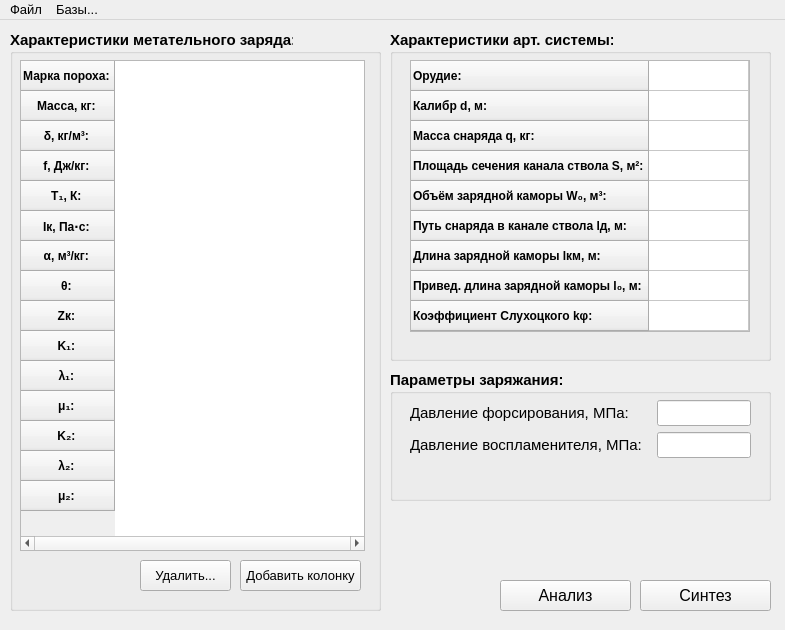
Qt form GUI/MainWindow/init.ui (sabbraxcaddabra/IntBalOptimization) before a commit.
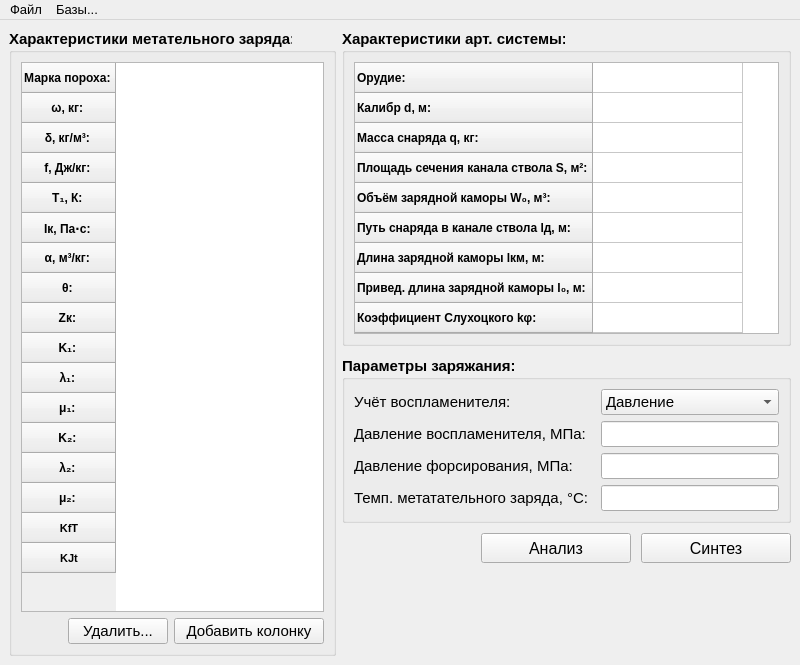
The same form after that commit.

The edit to the form file:
```diff
--- a/GUI/MainWindow/init.ui
+++ b/GUI/MainWindow/init.ui
@@ -9,28 +9,92 @@
    <rect>
     <x>0</x>
     <y>0</y>
-    <width>785</width>
-    <height>630</height>
+    <width>794</width>
+    <height>665</height>
    </rect>
   </property>
   <property name="sizePolicy">
-   <sizepolicy hsizetype="Fixed" vsizetype="Fixed">
+   <sizepolicy hsizetype="Preferred" vsizetype="Preferred">
     <horstretch>0</horstretch>
     <verstretch>0</verstretch>
    </sizepolicy>
   </property>
   <property name="minimumSize">
    <size>
-    <width>785</width>
-    <height>630</height>
+    <width>0</width>
+    <height>665</height>
    </size>
   </property>
   <property name="maximumSize">
    <size>
-    <width>785</width>
-    <height>630</height>
+    <width>16777215</width>
+    <height>16777215</height>
    </size>
   </property>
+  <property name="palette">
+   <palette>
+    <active>
+     <colorrole role="Highlight">
+      <brush brushstyle="SolidPattern">
+       <color alpha="255">
+        <red>223</red>
+        <green>223</green>
+        <blue>223</blue>
+       </color>
+      </brush>
+     </colorrole>
+     <colorrole role="HighlightedText">
+      <brush brushstyle="SolidPattern">
+       <color alpha="255">
+        <red>0</red>
+        <green>0</green>
+        <blue>0</blue>
+       </color>
+      </brush>
+     </colorrole>
+    </active>
+    <inactive>
+     <colorrole role="Highlight">
+      <brush brushstyle="SolidPattern">
+       <color alpha="255">
+        <red>223</red>
+        <green>223</green>
+        <blue>223</blue>
+       </color>
+      </brush>
+     </colorrole>
+     <colorrole role="HighlightedText">
+      <brush brushstyle="SolidPattern">
+       <color alpha="255">
+        <red>0</red>
+        <green>0</green>
+        <blue>0</blue>
+       </color>
+      </brush>
+     </colorrole>
+    </inactive>
+    <disabled>
+     <colorrole role="Highlight">
+      <brush brushstyle="SolidPattern">
+       <color alpha="255">
+        <red>0</red>
+        <green>120</green>
+        <blue>215</blue>
+       </color>
+      </brush>
+     </colorrole>
+     <colorrole role="HighlightedText">
+      <brush brushstyle="SolidPattern">
+       <color alpha="255">
+        <red>0</red>
+        <green>0</green>
+        <blue>0</blue>
+       </color>
+      </brush>
+     </colorrole>
+    </disabled>
+   </palette>
+  </property>
   <property name="font">
    <font>
     <pointsize>8</pointsize>
@@ -40,375 +104,14 @@
    <string>Программа кафедры Е3 - BallOptimize</string>
   </property>
   <widget class="QWidget" name="centralwidget">
-   <widget class="QPushButton" name="butt_anal">
-    <property name="geometry">
-     <rect>
-      <x>500</x>
-      <y>560</y>
-      <width>131</width>
-      <height>31</height>
-     </rect>
-    </property>
-    <property name="font">
-     <font>
-      <pointsize>12</pointsize>
-     </font>
-    </property>
-    <property name="text">
-     <string>Анализ</string>
-    </property>
-   </widget>
-   <widget class="QPushButton" name="butt_synth">
-    <property name="geometry">
-     <rect>
-      <x>640</x>
-      <y>560</y>
-      <width>131</width>
-      <height>31</height>
-     </rect>
-    </property>
-    <property name="font">
-     <font>
-      <pointsize>12</pointsize>
-     </font>
-    </property>
-    <property name="text">
-     <string>Синтез</string>
-    </property>
-   </widget>
-   <widget class="QGroupBox" name="groupBox_2">
-    <property name="geometry">
-     <rect>
-      <x>10</x>
-      <y>10</y>
-      <width>371</width>
-      <height>581</height>
-     </rect>
-    </property>
-    <property name="font">
-     <font>
-      <pointsize>11</pointsize>
-      <weight>75</weight>
-      <italic>false</italic>
-      <bold>true</bold>
-     </font>
-    </property>
-    <property name="title">
-     <string>Характеристики метательного заряда:</string>
-    </property>
-    <widget class="QTableWidget" name="tableInitPowders">
-     <property name="geometry">
-      <rect>
-       <x>10</x>
-       <y>30</y>
-       <width>345</width>
-       <height>491</height>
-      </rect>
-     </property>
-     <property name="minimumSize">
-      <size>
-       <width>345</width>
-       <height>491</height>
-      </size>
-     </property>
-     <property name="maximumSize">
-      <size>
-       <width>345</width>
-       <height>491</height>
-      </size>
-     </property>
-     <property name="font">
-      <font>
-       <pointsize>9</pointsize>
-       <weight>50</weight>
-       <bold>false</bold>
-      </font>
-     </property>
-     <property name="focusPolicy">
-      <enum>Qt::NoFocus</enum>
-     </property>
-     <property name="verticalScrollBarPolicy">
-      <enum>Qt::ScrollBarAlwaysOff</enum>
-     </property>
-     <property name="horizontalScrollBarPolicy">
-      <enum>Qt::ScrollBarAlwaysOn</enum>
-     </property>
-     <property name="autoScrollMargin">
+   <layout class="QGridLayout" name="gridLayout">
+    <item row="0" column="1">
+     <layout class="QVBoxLayout" name="verticalLayout_2">
+      <property name="spacing">
       <number>10</number>
      </property>
-     <property name="alternatingRowColors">
-      <bool>false</bool>
-     </property>
-     <property name="textElideMode">
-      <enum>Qt::ElideRight</enum>
-     </property>
-     <attribute name="horizontalHeaderVisible">
-      <bool>true</bool>
-     </attribute>
-     <attribute name="verticalHeaderMinimumSectionSize">
-      <number>30</number>
-     </attribute>
-     <row>
-      <property name="text">
-       <string>Марка пороха: </string>
-      </property>
-      <property name="font">
-       <font>
-        <weight>75</weight>
-        <bold>true</bold>
-       </font>
-      </property>
-      <property name="textAlignment">
-       <set>AlignCenter</set>
-      </property>
-     </row>
-     <row>
-      <property name="text">
-       <string>Масса, кг: </string>
-      </property>
-      <property name="font">
-       <font>
-        <weight>75</weight>
-        <bold>true</bold>
-       </font>
-      </property>
-      <property name="textAlignment">
-       <set>AlignCenter</set>
-      </property>
-     </row>
-     <row>
-      <property name="text">
-       <string>δ, кг/м³: </string>
-      </property>
-      <property name="font">
-       <font>
-        <weight>75</weight>
-        <bold>true</bold>
-       </font>
-      </property>
-      <property name="textAlignment">
-       <set>AlignCenter</set>
-      </property>
-     </row>
-     <row>
-      <property name="text">
-       <string>f, Дж/кг: </string>
-      </property>
-      <property name="font">
-       <font>
-        <weight>75</weight>
-        <bold>true</bold>
-       </font>
-      </property>
-      <property name="textAlignment">
-       <set>AlignCenter</set>
-      </property>
-     </row>
-     <row>
-      <property name="text">
-       <string>T₁, К: </string>
-      </property>
-      <property name="font">
-       <font>
-        <weight>75</weight>
-        <bold>true</bold>
-       </font>
-      </property>
-      <property name="textAlignment">
-       <set>AlignCenter</set>
-      </property>
-     </row>
-     <row>
-      <property name="text">
-       <string>Iк, Па⋅с: </string>
-      </property>
-      <property name="font">
-       <font>
-        <weight>75</weight>
-        <bold>true</bold>
-       </font>
-      </property>
-      <property name="textAlignment">
-       <set>AlignCenter</set>
-      </property>
-     </row>
-     <row>
-      <property name="text">
-       <string>α, м³/кг: </string>
-      </property>
-      <property name="font">
-       <font>
-        <weight>75</weight>
-        <bold>true</bold>
-       </font>
-      </property>
-      <property name="textAlignment">
-       <set>AlignCenter</set>
-      </property>
-     </row>
-     <row>
-      <property name="text">
-       <string>θ: </string>
-      </property>
-      <property name="font">
-       <font>
-        <weight>75</weight>
-        <bold>true</bold>
-       </font>
-      </property>
-      <property name="textAlignment">
-       <set>AlignCenter</set>
-      </property>
-     </row>
-     <row>
-      <property name="text">
-       <string>Zк: </string>
-      </property>
-      <property name="font">
-       <font>
-        <weight>75</weight>
-        <bold>true</bold>
-       </font>
-      </property>
-      <property name="textAlignment">
-       <set>AlignCenter</set>
-      </property>
-     </row>
-     <row>
-      <property name="text">
-       <string>Κ₁: </string>
-      </property>
-      <property name="font">
-       <font>
-        <weight>75</weight>
-        <bold>true</bold>
-       </font>
-      </property>
-      <property name="textAlignment">
-       <set>AlignCenter</set>
-      </property>
-     </row>
-     <row>
-      <property name="text">
-       <string>λ₁: </string>
-      </property>
-      <property name="font">
-       <font>
-        <weight>75</weight>
-        <bold>true</bold>
-       </font>
-      </property>
-      <property name="textAlignment">
-       <set>AlignCenter</set>
-      </property>
-     </row>
-     <row>
-      <property name="text">
-       <string>μ₁: </string>
-      </property>
-      <property name="font">
-       <font>
-        <weight>75</weight>
-        <bold>true</bold>
-       </font>
-      </property>
-      <property name="textAlignment">
-       <set>AlignCenter</set>
-      </property>
-     </row>
-     <row>
-      <property name="text">
-       <string>Κ₂: </string>
-      </property>
-      <property name="font">
-       <font>
-        <weight>75</weight>
-        <bold>true</bold>
-       </font>
-      </property>
-      <property name="textAlignment">
-       <set>AlignCenter</set>
-      </property>
-     </row>
-     <row>
-      <property name="text">
-       <string>λ₂: </string>
-      </property>
-      <property name="font">
-       <font>
-        <weight>75</weight>
-        <bold>true</bold>
-       </font>
-      </property>
-      <property name="textAlignment">
-       <set>AlignCenter</set>
-      </property>
-     </row>
-     <row>
-      <property name="text">
-       <string>μ₂: </string>
-      </property>
-      <property name="font">
-       <font>
-        <weight>75</weight>
-        <bold>true</bold>
-       </font>
-      </property>
-      <property name="textAlignment">
-       <set>AlignCenter</set>
-      </property>
-     </row>
-    </widget>
-    <widget class="QPushButton" name="butt_del">
-     <property name="geometry">
-      <rect>
-       <x>130</x>
-       <y>530</y>
-       <width>91</width>
-       <height>31</height>
-      </rect>
-     </property>
-     <property name="font">
-      <font>
-       <pointsize>10</pointsize>
-       <weight>50</weight>
-       <bold>false</bold>
-      </font>
-     </property>
-     <property name="text">
-      <string>Удалить...</string>
-     </property>
-    </widget>
-    <widget class="QPushButton" name="butt_add">
-     <property name="geometry">
-      <rect>
-       <x>230</x>
-       <y>530</y>
-       <width>121</width>
-       <height>31</height>
-      </rect>
-     </property>
-     <property name="font">
-      <font>
-       <pointsize>10</pointsize>
-       <weight>50</weight>
-       <bold>false</bold>
-      </font>
-     </property>
-     <property name="text">
-      <string>Добавить колонку</string>
-     </property>
-    </widget>
-   </widget>
+      <item>
    <widget class="QGroupBox" name="groupBox_3">
-    <property name="geometry">
-     <rect>
-      <x>390</x>
-      <y>10</y>
-      <width>381</width>
-      <height>331</height>
-     </rect>
-    </property>
     <property name="font">
      <font>
       <pointsize>11</pointsize>
@@ -419,25 +122,25 @@
     <property name="title">
      <string>Характеристики арт. системы:</string>
     </property>
+        <layout class="QVBoxLayout" name="verticalLayout_3">
+         <item>
     <widget class="QTableWidget" name="tableInitArtSys">
-     <property name="geometry">
-      <rect>
-       <x>20</x>
-       <y>30</y>
-       <width>340</width>
-       <height>272</height>
-      </rect>
+           <property name="sizePolicy">
+            <sizepolicy hsizetype="Minimum" vsizetype="Minimum">
+             <horstretch>0</horstretch>
+             <verstretch>0</verstretch>
+            </sizepolicy>
      </property>
      <property name="minimumSize">
       <size>
-       <width>340</width>
+             <width>425</width>
        <height>272</height>
       </size>
      </property>
      <property name="maximumSize">
       <size>
-       <width>340</width>
-       <height>272</height>
+             <width>16777215</width>
+             <height>16777215</height>
       </size>
      </property>
      <property name="font">
@@ -459,6 +162,9 @@
      <property name="verticalScrollBarPolicy">
       <enum>Qt::ScrollBarAsNeeded</enum>
      </property>
+           <property name="sizeAdjustPolicy">
+            <enum>QAbstractScrollArea::AdjustIgnored</enum>
+           </property>
      <property name="autoScrollMargin">
       <number>10</number>
      </property>
@@ -466,7 +172,10 @@
       <bool>false</bool>
      </attribute>
      <attribute name="horizontalHeaderDefaultSectionSize">
-      <number>100</number>
+            <number>150</number>
+           </attribute>
+           <attribute name="horizontalHeaderHighlightSections">
+            <bool>true</bool>
      </attribute>
      <attribute name="horizontalHeaderMinimumSectionSize">
       <number>30</number>
@@ -657,16 +366,12 @@
       </property>
      </item>
     </widget>
-   </widget>
+         </item>
+        </layout>
+       </widget>
+      </item>
+      <item>
    <widget class="QGroupBox" name="groupBox">
-    <property name="geometry">
-     <rect>
-      <x>390</x>
-      <y>350</y>
-      <width>381</width>
-      <height>131</height>
-     </rect>
-    </property>
     <property name="font">
      <font>
       <pointsize>11</pointsize>
@@ -677,36 +382,26 @@
     <property name="title">
      <string>Параметры заряжания:</string>
     </property>
-    <widget class="QWidget" name="formLayoutWidget">
-     <property name="geometry">
-      <rect>
-       <x>20</x>
-       <y>30</y>
-       <width>341</width>
-       <height>80</height>
-      </rect>
-     </property>
-     <layout class="QFormLayout" name="formLayout">
-      <item row="0" column="1">
-       <widget class="QLineEdit" name="val_PressForc">
+        <layout class="QVBoxLayout" name="verticalLayout_4">
+         <item>
+          <layout class="QHBoxLayout" name="horizontalLayout_3">
+           <item>
+            <layout class="QVBoxLayout" name="verticalLayout_6">
+             <item>
+              <widget class="QLabel" name="label_regIgnit">
         <property name="font">
          <font>
+                 <pointsize>11</pointsize>
           <weight>50</weight>
           <bold>false</bold>
          </font>
         </property>
         <property name="text">
-         <string/>
-        </property>
-        <property name="maxLength">
-         <number>11</number>
-        </property>
-        <property name="alignment">
-         <set>Qt::AlignCenter</set>
+                <string>Учёт воспламенителя:</string>
         </property>
        </widget>
       </item>
-      <item row="1" column="0">
+             <item>
        <widget class="QLabel" name="label_PressIgnit">
         <property name="font">
          <font>
@@ -720,23 +415,7 @@
         </property>
        </widget>
       </item>
-      <item row="1" column="1">
-       <widget class="QLineEdit" name="val_PressIgnit">
-        <property name="font">
-         <font>
-          <weight>50</weight>
-          <bold>false</bold>
-         </font>
-        </property>
-        <property name="maxLength">
-         <number>11</number>
-        </property>
-        <property name="alignment">
-         <set>Qt::AlignCenter</set>
-        </property>
-       </widget>
-      </item>
-      <item row="0" column="0">
+             <item>
        <widget class="QLabel" name="label_PressForc">
         <property name="font">
          <font>
@@ -750,16 +429,628 @@
         </property>
        </widget>
       </item>
-     </layout>
-    </widget>
-   </widget>
+             <item>
+              <widget class="QLabel" name="label_Temp">
+               <property name="font">
+                <font>
+                 <pointsize>11</pointsize>
+                 <weight>50</weight>
+                 <bold>false</bold>
+                </font>
+               </property>
+               <property name="text">
+                <string>Темп. метатательного заряда, °С: </string>
+               </property>
+              </widget>
+             </item>
+            </layout>
+           </item>
+           <item>
+            <layout class="QVBoxLayout" name="verticalLayout_5">
+             <item>
+              <widget class="QComboBox" name="combo_regIgnit">
+               <property name="sizePolicy">
+                <sizepolicy hsizetype="Minimum" vsizetype="Fixed">
+                 <horstretch>0</horstretch>
+                 <verstretch>0</verstretch>
+                </sizepolicy>
+               </property>
+               <property name="minimumSize">
+                <size>
+                 <width>0</width>
+                 <height>0</height>
+                </size>
+               </property>
+               <property name="maximumSize">
+                <size>
+                 <width>16777215</width>
+                 <height>16777215</height>
+                </size>
+               </property>
+               <property name="font">
+                <font>
+                 <weight>50</weight>
+                 <bold>false</bold>
+                </font>
+               </property>
+               <item>
+                <property name="text">
+                 <string>Давление</string>
+                </property>
+               </item>
+               <item>
+                <property name="text">
+                 <string>Масса</string>
+                </property>
+               </item>
+              </widget>
+             </item>
+             <item>
+              <widget class="QLineEdit" name="val_PressIgnit">
+               <property name="sizePolicy">
+                <sizepolicy hsizetype="Minimum" vsizetype="Fixed">
+                 <horstretch>0</horstretch>
+                 <verstretch>0</verstretch>
+                </sizepolicy>
+               </property>
+               <property name="minimumSize">
+                <size>
+                 <width>0</width>
+                 <height>0</height>
+                </size>
+               </property>
+               <property name="maximumSize">
+                <size>
+                 <width>16777215</width>
+                 <height>16777215</height>
+                </size>
+               </property>
+               <property name="font">
+                <font>
+                 <weight>50</weight>
+                 <bold>false</bold>
+                </font>
+               </property>
+               <property name="text">
+                <string/>
+               </property>
+               <property name="maxLength">
+                <number>11</number>
+               </property>
+               <property name="alignment">
+                <set>Qt::AlignCenter</set>
+               </property>
+              </widget>
+             </item>
+             <item>
+              <widget class="QLineEdit" name="val_PressForc">
+               <property name="sizePolicy">
+                <sizepolicy hsizetype="Minimum" vsizetype="Fixed">
+                 <horstretch>0</horstretch>
+                 <verstretch>0</verstretch>
+                </sizepolicy>
+               </property>
+               <property name="minimumSize">
+                <size>
+                 <width>0</width>
+                 <height>0</height>
+                </size>
+               </property>
+               <property name="maximumSize">
+                <size>
+                 <width>16777215</width>
+                 <height>16777215</height>
+                </size>
+               </property>
+               <property name="font">
+                <font>
+                 <weight>50</weight>
+                 <bold>false</bold>
+                </font>
+               </property>
+               <property name="text">
+                <string/>
+               </property>
+               <property name="maxLength">
+                <number>11</number>
+               </property>
+               <property name="alignment">
+                <set>Qt::AlignCenter</set>
+               </property>
+              </widget>
+             </item>
+             <item>
+              <widget class="QLineEdit" name="val_Temp">
+               <property name="sizePolicy">
+                <sizepolicy hsizetype="Minimum" vsizetype="Fixed">
+                 <horstretch>0</horstretch>
+                 <verstretch>0</verstretch>
+                </sizepolicy>
+               </property>
+               <property name="maximumSize">
+                <size>
+                 <width>16777215</width>
+                 <height>16777215</height>
+                </size>
+               </property>
+               <property name="font">
+                <font>
+                 <weight>50</weight>
+                 <bold>false</bold>
+                </font>
+               </property>
+               <property name="text">
+                <string/>
+               </property>
+               <property name="maxLength">
+                <number>11</number>
+               </property>
+               <property name="alignment">
+                <set>Qt::AlignCenter</set>
+               </property>
+              </widget>
+             </item>
+            </layout>
+           </item>
+          </layout>
+         </item>
+        </layout>
+       </widget>
+      </item>
+      <item>
+       <layout class="QHBoxLayout" name="horizontalLayout_6">
+        <item>
+         <spacer name="horizontalSpacer_2">
+          <property name="orientation">
+           <enum>Qt::Horizontal</enum>
+          </property>
+          <property name="sizeHint" stdset="0">
+           <size>
+            <width>40</width>
+            <height>20</height>
+           </size>
+          </property>
+         </spacer>
+        </item>
+        <item>
+         <widget class="QPushButton" name="butt_anal">
+          <property name="minimumSize">
+           <size>
+            <width>150</width>
+            <height>30</height>
+           </size>
+          </property>
+          <property name="font">
+           <font>
+            <pointsize>12</pointsize>
+           </font>
+          </property>
+          <property name="contextMenuPolicy">
+           <enum>Qt::NoContextMenu</enum>
+          </property>
+          <property name="text">
+           <string>Анализ</string>
+          </property>
+         </widget>
+        </item>
+        <item>
+         <widget class="QPushButton" name="butt_synth">
+          <property name="minimumSize">
+           <size>
+            <width>150</width>
+            <height>30</height>
+           </size>
+          </property>
+          <property name="font">
+           <font>
+            <pointsize>12</pointsize>
+           </font>
+          </property>
+          <property name="text">
+           <string>Синтез</string>
+          </property>
+         </widget>
+        </item>
+       </layout>
+      </item>
+      <item>
+       <spacer name="verticalSpacer">
+        <property name="orientation">
+         <enum>Qt::Vertical</enum>
+        </property>
+        <property name="sizeHint" stdset="0">
+         <size>
+          <width>20</width>
+          <height>40</height>
+         </size>
+        </property>
+       </spacer>
+      </item>
+     </layout>
+    </item>
+    <item row="0" column="0">
+     <widget class="QGroupBox" name="groupBox_2">
+      <property name="font">
+       <font>
+        <pointsize>11</pointsize>
+        <weight>75</weight>
+        <italic>false</italic>
+        <bold>true</bold>
+       </font>
+      </property>
+      <property name="title">
+       <string>Характеристики метательного заряда:</string>
+      </property>
+      <layout class="QVBoxLayout" name="verticalLayout">
+       <item>
+        <widget class="QTableWidget" name="tableInitPowders">
+         <property name="sizePolicy">
+          <sizepolicy hsizetype="Minimum" vsizetype="Expanding">
+           <horstretch>0</horstretch>
+           <verstretch>0</verstretch>
+          </sizepolicy>
+         </property>
+         <property name="minimumSize">
+          <size>
+           <width>303</width>
+           <height>448</height>
+          </size>
+         </property>
+         <property name="maximumSize">
+          <size>
+           <width>16777215</width>
+           <height>16777215</height>
+          </size>
+         </property>
+         <property name="font">
+          <font>
+           <pointsize>9</pointsize>
+           <weight>50</weight>
+           <bold>false</bold>
+          </font>
+         </property>
+         <property name="focusPolicy">
+          <enum>Qt::NoFocus</enum>
+         </property>
+         <property name="verticalScrollBarPolicy">
+          <enum>Qt::ScrollBarAsNeeded</enum>
+         </property>
+         <property name="horizontalScrollBarPolicy">
+          <enum>Qt::ScrollBarAsNeeded</enum>
+         </property>
+         <property name="autoScrollMargin">
+          <number>10</number>
+         </property>
+         <property name="alternatingRowColors">
+          <bool>false</bool>
+         </property>
+         <property name="textElideMode">
+          <enum>Qt::ElideRight</enum>
+         </property>
+         <attribute name="horizontalHeaderVisible">
+          <bool>true</bool>
+         </attribute>
+         <attribute name="verticalHeaderVisible">
+          <bool>true</bool>
+         </attribute>
+         <attribute name="verticalHeaderMinimumSectionSize">
+          <number>30</number>
+         </attribute>
+         <row>
+          <property name="text">
+           <string>Марка пороха: </string>
+          </property>
+          <property name="font">
+           <font>
+            <weight>75</weight>
+            <bold>true</bold>
+           </font>
+          </property>
+          <property name="textAlignment">
+           <set>AlignCenter</set>
+          </property>
+         </row>
+         <row>
+          <property name="text">
+           <string>ω, кг: </string>
+          </property>
+          <property name="font">
+           <font>
+            <weight>75</weight>
+            <bold>true</bold>
+           </font>
+          </property>
+          <property name="textAlignment">
+           <set>AlignCenter</set>
+          </property>
+         </row>
+         <row>
+          <property name="text">
+           <string>δ, кг/м³: </string>
+          </property>
+          <property name="font">
+           <font>
+            <weight>75</weight>
+            <bold>true</bold>
+           </font>
+          </property>
+          <property name="textAlignment">
+           <set>AlignCenter</set>
+          </property>
+         </row>
+         <row>
+          <property name="text">
+           <string>f, Дж/кг: </string>
+          </property>
+          <property name="font">
+           <font>
+            <weight>75</weight>
+            <bold>true</bold>
+           </font>
+          </property>
+          <property name="textAlignment">
+           <set>AlignCenter</set>
+          </property>
+         </row>
+         <row>
+          <property name="text">
+           <string>T₁, К: </string>
+          </property>
+          <property name="font">
+           <font>
+            <weight>75</weight>
+            <bold>true</bold>
+           </font>
+          </property>
+          <property name="textAlignment">
+           <set>AlignCenter</set>
+          </property>
+         </row>
+         <row>
+          <property name="text">
+           <string>Iк, Па⋅с: </string>
+          </property>
+          <property name="font">
+           <font>
+            <weight>75</weight>
+            <bold>true</bold>
+           </font>
+          </property>
+          <property name="textAlignment">
+           <set>AlignCenter</set>
+          </property>
+         </row>
+         <row>
+          <property name="text">
+           <string>α, м³/кг: </string>
+          </property>
+          <property name="font">
+           <font>
+            <weight>75</weight>
+            <bold>true</bold>
+           </font>
+          </property>
+          <property name="textAlignment">
+           <set>AlignCenter</set>
+          </property>
+         </row>
+         <row>
+          <property name="text">
+           <string>θ: </string>
+          </property>
+          <property name="font">
+           <font>
+            <weight>75</weight>
+            <bold>true</bold>
+           </font>
+          </property>
+          <property name="textAlignment">
+           <set>AlignCenter</set>
+          </property>
+         </row>
+         <row>
+          <property name="text">
+           <string>Zк: </string>
+          </property>
+          <property name="font">
+           <font>
+            <weight>75</weight>
+            <bold>true</bold>
+           </font>
+          </property>
+          <property name="textAlignment">
+           <set>AlignCenter</set>
+          </property>
+         </row>
+         <row>
+          <property name="text">
+           <string>Κ₁: </string>
+          </property>
+          <property name="font">
+           <font>
+            <weight>75</weight>
+            <bold>true</bold>
+           </font>
+          </property>
+          <property name="textAlignment">
+           <set>AlignCenter</set>
+          </property>
+         </row>
+         <row>
+          <property name="text">
+           <string>λ₁: </string>
+          </property>
+          <property name="font">
+           <font>
+            <weight>75</weight>
+            <bold>true</bold>
+           </font>
+          </property>
+          <property name="textAlignment">
+           <set>AlignCenter</set>
+          </property>
+         </row>
+         <row>
+          <property name="text">
+           <string>μ₁: </string>
+          </property>
+          <property name="font">
+           <font>
+            <weight>75</weight>
+            <bold>true</bold>
+           </font>
+          </property>
+          <property name="textAlignment">
+           <set>AlignCenter</set>
+          </property>
+         </row>
+         <row>
+          <property name="text">
+           <string>Κ₂: </string>
+          </property>
+          <property name="font">
+           <font>
+            <weight>75</weight>
+            <bold>true</bold>
+           </font>
+          </property>
+          <property name="textAlignment">
+           <set>AlignCenter</set>
+          </property>
+         </row>
+         <row>
+          <property name="text">
+           <string>λ₂: </string>
+          </property>
+          <property name="font">
+           <font>
+            <weight>75</weight>
+            <bold>true</bold>
+           </font>
+          </property>
+          <property name="textAlignment">
+           <set>AlignCenter</set>
+          </property>
+         </row>
+         <row>
+          <property name="text">
+           <string>μ₂: </string>
+          </property>
+          <property name="font">
+           <font>
+            <weight>75</weight>
+            <bold>true</bold>
+           </font>
+          </property>
+          <property name="textAlignment">
+           <set>AlignCenter</set>
+          </property>
+         </row>
+         <row>
+          <property name="text">
+           <string>KfT</string>
+          </property>
+          <property name="font">
+           <font>
+            <family>MS Shell Dlg 2</family>
+            <pointsize>8</pointsize>
+            <weight>75</weight>
+            <bold>true</bold>
+           </font>
+          </property>
+          <property name="textAlignment">
+           <set>AlignCenter</set>
+          </property>
+         </row>
+         <row>
+          <property name="text">
+           <string>KJt</string>
+          </property>
+          <property name="font">
+           <font>
+            <family>MS Shell Dlg 2</family>
+            <pointsize>8</pointsize>
+            <weight>75</weight>
+            <bold>true</bold>
+           </font>
+          </property>
+          <property name="textAlignment">
+           <set>AlignCenter</set>
+          </property>
+         </row>
+        </widget>
+       </item>
+       <item>
+        <layout class="QHBoxLayout" name="horizontalLayout">
+         <item>
+          <spacer name="horizontalSpacer">
+           <property name="orientation">
+            <enum>Qt::Horizontal</enum>
+           </property>
+           <property name="sizeHint" stdset="0">
+            <size>
+             <width>40</width>
+             <height>20</height>
+            </size>
+           </property>
+          </spacer>
+         </item>
+         <item>
+          <widget class="QPushButton" name="butt_del">
+           <property name="minimumSize">
+            <size>
+             <width>100</width>
+             <height>0</height>
+            </size>
+           </property>
+           <property name="font">
+            <font>
+             <pointsize>11</pointsize>
+             <weight>50</weight>
+             <bold>false</bold>
+            </font>
+           </property>
+           <property name="text">
+            <string>Удалить...</string>
+           </property>
+          </widget>
+         </item>
+         <item>
+          <widget class="QPushButton" name="butt_add">
+           <property name="minimumSize">
+            <size>
+             <width>150</width>
+             <height>0</height>
+            </size>
+           </property>
+           <property name="font">
+            <font>
+             <pointsize>11</pointsize>
+             <weight>50</weight>
+             <bold>false</bold>
+            </font>
+           </property>
+           <property name="text">
+            <string>Добавить колонку</string>
+           </property>
+           <property name="autoDefault">
+            <bool>false</bool>
+           </property>
+          </widget>
+         </item>
+        </layout>
+       </item>
+      </layout>
+     </widget>
+    </item>
+   </layout>
   </widget>
   <widget class="QMenuBar" name="menubar">
    <property name="geometry">
     <rect>
      <x>0</x>
      <y>0</y>
-     <width>785</width>
+     <width>794</width>
      <height>23</height>
     </rect>
    </property>
```
Left out of the diff: 12 changed lines with no effect on the pictures. Lines whose indentation alone changed are shown as unchanged.
